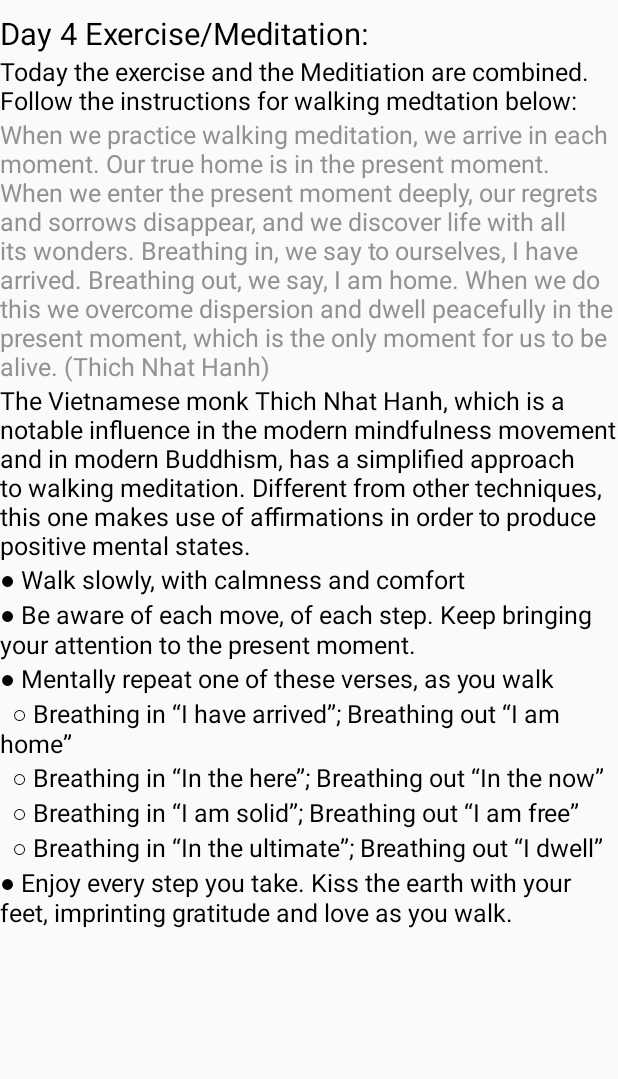
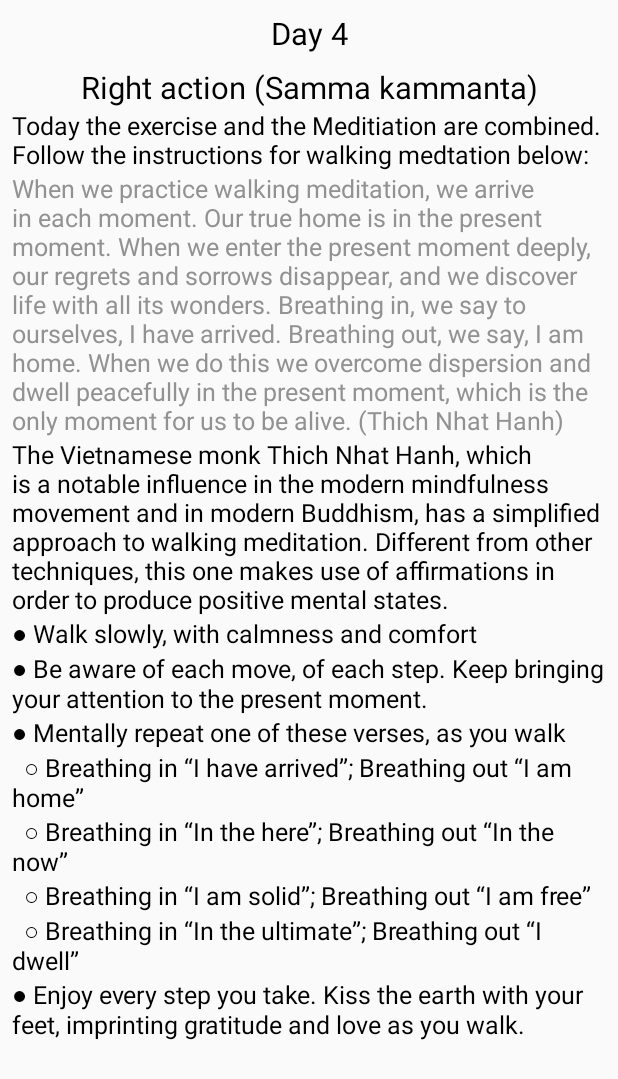
Before and after one commit to Brinfotech1407/BuddhaEightDayChallange, an Android app: the layout activity_day_four_meditaion_and_exercise.xml on its own in the app's theme, with its tools: preview values and no code run, on a phone screen of 412 x 824 dp. Shown: the top 1079 px of the screen. Run offline under Robolectric (Android 15) with nearby library versions, the light colour scheme and no system bars; Roboto replaces fonts that are not available here.

Commit message:
day 4 UI changes set

```diff
--- a/app/src/main/res/layout/activity_day_four_meditaion_and_exercise.xml
+++ b/app/src/main/res/layout/activity_day_four_meditaion_and_exercise.xml
@@ -15,16 +15,33 @@
             <com.brinfotech.feedbacksystem.customClasses.FontTextViewBold
                 android:layout_width="match_parent"
                 android:layout_height="wrap_content"
-                android:text="Day 4 Exercise/Meditation:"
+                android:text="Day 4"
                 android:layout_marginTop="@dimen/common_margin"
+                android:gravity="center"
+                android:layout_marginLeft="@dimen/common_margin"
+                android:layout_marginRight="@dimen/common_margin"
                 android:textColor="@color/colorBlack"
                 android:textSize="@dimen/titleTextSize" />
+
+            <com.brinfotech.feedbacksystem.customClasses.FontTextViewBold
+                android:layout_width="match_parent"
+                android:layout_height="wrap_content"
+                android:text="Right action (Samma kammanta)"
+                android:layout_marginTop="@dimen/common_margin"
+                android:gravity="center"
+                android:layout_marginLeft="@dimen/common_margin"
+                android:layout_marginRight="@dimen/common_margin"
+                android:textColor="@color/colorBlack"
+                android:textSize="@dimen/titleTextSize" />
+
 
 
             <com.brinfotech.feedbacksystem.customClasses.FontsTextView
                 android:layout_width="match_parent"
                 android:layout_height="wrap_content"
                 android:gravity="center|start"
+                android:layout_marginLeft="@dimen/common_margin"
+                android:layout_marginRight="@dimen/common_margin"
                 android:text="Today the exercise and the Meditiation are combined. Follow the instructions for
 walking medtation below:
 "
@@ -35,6 +52,8 @@ walking medtation below:
                 android:layout_width="match_parent"
                 android:layout_height="wrap_content"
                 android:gravity="center|start"
+                android:layout_marginLeft="@dimen/common_margin"
+                android:layout_marginRight="@dimen/common_margin"
                 android:text="When we practice walking meditation, we arrive in each moment. Our true home is in
 the present moment. When we enter the present moment deeply, our regrets and
 sorrows disappear, and we discover life with all its wonders. Breathing in, we say to
@@ -49,6 +68,8 @@ moment for us to be alive. (Thich Nhat Hanh)
                 android:layout_width="match_parent"
                 android:layout_height="wrap_content"
                 android:gravity="center|start"
+                android:layout_marginLeft="@dimen/common_margin"
+                android:layout_marginRight="@dimen/common_margin"
                 android:text="The Vietnamese monk Thich Nhat Hanh, which is a notable influence in the modern
 mindfulness movement and in modern Buddhism, has a simplified approach to walking
 meditation. Different from other techniques, this one makes use of affirmations in order
@@ -61,6 +82,8 @@ to produce positive mental states.
                 android:layout_width="match_parent"
                 android:layout_height="wrap_content"
                 android:gravity="center|start"
+                android:layout_marginLeft="@dimen/common_margin"
+                android:layout_marginRight="@dimen/common_margin"
                 android:text="● Walk slowly, with calmness and comfort
 "
                 android:textColor="@color/colorBlack"
@@ -70,6 +93,8 @@ to produce positive mental states.
                 android:layout_width="match_parent"
                 android:layout_height="wrap_content"
                 android:gravity="center|start"
+                android:layout_marginLeft="@dimen/common_margin"
+                android:layout_marginRight="@dimen/common_margin"
                 android:text="● Be aware of each move, of each step. Keep bringing your attention to the
 present moment.
 "
@@ -80,6 +105,8 @@ present moment.
                 android:layout_width="match_parent"
                 android:layout_height="wrap_content"
                 android:gravity="center|start"
+                android:layout_marginLeft="@dimen/common_margin"
+                android:layout_marginRight="@dimen/common_margin"
                 android:text="● Mentally repeat one of these verses, as you walk
 "
                 android:textColor="@color/colorBlack"
@@ -89,6 +116,8 @@ present moment.
                 android:layout_width="match_parent"
                 android:layout_height="wrap_content"
                 android:gravity="center|start"
+                android:layout_marginLeft="@dimen/common_margin"
+                android:layout_marginRight="@dimen/common_margin"
                 android:text="  ○ Breathing in “I have arrived”; Breathing out “I am home”
 "
                 android:textColor="@color/colorBlack"
@@ -98,6 +127,8 @@ present moment.
                 android:layout_width="match_parent"
                 android:layout_height="wrap_content"
                 android:gravity="center|start"
+                android:layout_marginLeft="@dimen/common_margin"
+                android:layout_marginRight="@dimen/common_margin"
                 android:text="  ○ Breathing in “In the here”; Breathing out “In the now”
 "
                 android:textColor="@color/colorBlack"
@@ -107,6 +138,8 @@ present moment.
                 android:layout_width="match_parent"
                 android:layout_height="wrap_content"
                 android:gravity="center|start"
+                android:layout_marginLeft="@dimen/common_margin"
+                android:layout_marginRight="@dimen/common_margin"
                 android:text="  ○ Breathing in “I am solid”; Breathing out “I am free”
 "
                 android:textColor="@color/colorBlack"
@@ -116,6 +149,8 @@ present moment.
                 android:layout_width="match_parent"
                 android:layout_height="wrap_content"
                 android:gravity="center|start"
+                android:layout_marginLeft="@dimen/common_margin"
+                android:layout_marginRight="@dimen/common_margin"
                 android:text="  ○ Breathing in “In the ultimate”; Breathing out “I dwell”
 "
                 android:textColor="@color/colorBlack"
@@ -125,6 +160,8 @@ present moment.
                 android:layout_width="match_parent"
                 android:layout_height="wrap_content"
                 android:gravity="center|start"
+                android:layout_marginLeft="@dimen/common_margin"
+                android:layout_marginRight="@dimen/common_margin"
                 android:text="● Enjoy every step you take. Kiss the earth with your feet, imprinting gratitude
 and love as you walk.
 "
```
Also changed, not shown: app/src/main/res/layout/activity_day_four_story.xml (+36 -0 lines), app/src/main/res/layout/activity_day_four_teaching.xml (+17 -1 lines).
